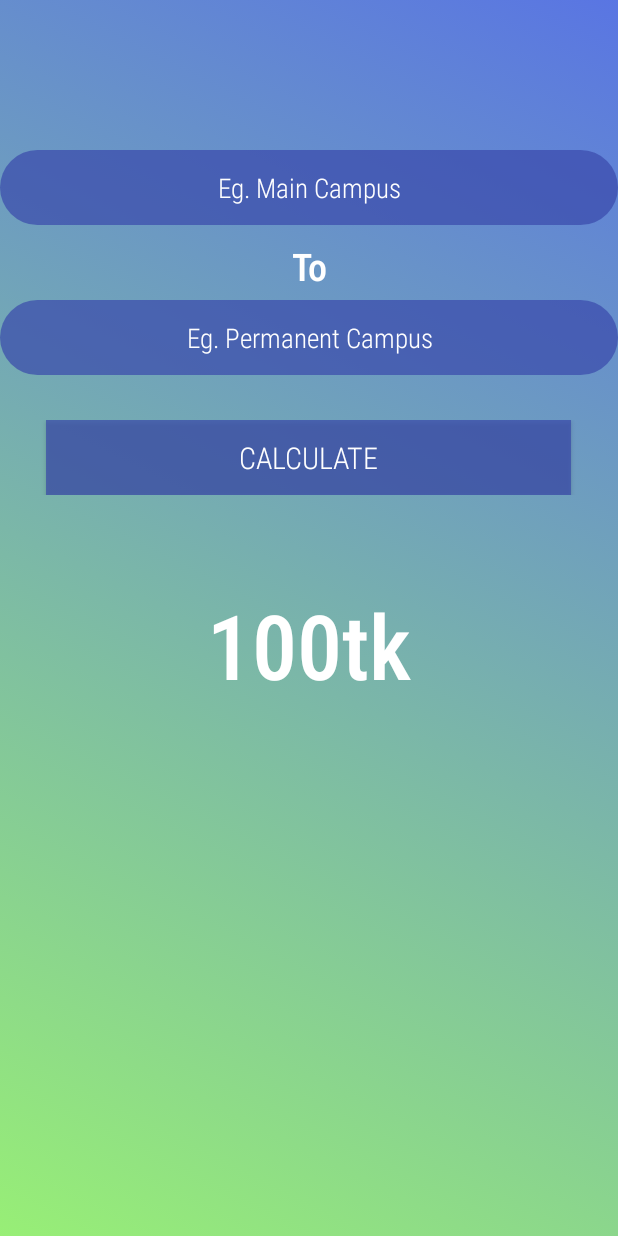
After one commit to labibgb/ProjectDIU, an Android app: the fare_calculator screen opened directly, with no data from a screen before it, on a phone screen of 412 x 824 dp. The commit adds this screen. Run offline under Robolectric (Android 15) with nearby library versions, the phone set to English and light mode, and no system bars; Roboto replaces fonts that are not available here.

```diff
--- a/app/src/main/AndroidManifest.xml
+++ b/app/src/main/AndroidManifest.xml
@@ -1,7 +1,6 @@
 <?xml version="1.0" encoding="utf-8"?>
 <manifest xmlns:android="http://schemas.android.com/apk/res/android"
     package="com.example.diushuttle">
-
     <!--
          The ACCESS_COARSE/FINE_LOCATION permissions are not required to use
          Google Maps Android API v2, but you must specify either coarse or fine
@@ -31,7 +30,7 @@
         android:roundIcon="@drawable/logo"
         android:supportsRtl="true"
         android:theme="@style/AppTheme">
-
+        <activity android:name=".fare_calculator"></activity>
         <!--
              The API key for Google Maps-based APIs is defined as a string resource.
              (See the file "res/values/google_maps_api.xml").
@@ -46,7 +45,7 @@
 
         <activity
             android:name=".MapsActivity"
-            android:label="@string/title_activity_maps"></activity>
+            android:label="@string/title_activity_maps" />
         <activity android:name=".user_reg_complete" />
         <activity android:name=".user_registration" />
         <activity android:name=".user_profile" />
--- /dev/null
+++ b/app/src/main/java/com/example/diushuttle/fare_calculator.java
@@ -0,0 +1,24 @@
+package com.example.diushuttle;
+
+import androidx.appcompat.app.AppCompatActivity;
+
+import android.os.Bundle;
+import android.view.View;
+import android.widget.EditText;
+import android.widget.Toast;
+
+public class fare_calculator extends AppCompatActivity {
+
+    EditText from , to;
+
+    public void getFare(View view )
+    {
+
+    }
+    @Override
+    protected void onCreate(Bundle savedInstanceState) {
+        super.onCreate(savedInstanceState);
+        setContentView(R.layout.activity_fare_calculator);
+
+    }
+}
--- /dev/null
+++ b/app/src/main/res/layout/activity_fare_calculator.xml
@@ -0,0 +1,79 @@
+<?xml version="1.0" encoding="utf-8"?>
+<RelativeLayout xmlns:android="http://schemas.android.com/apk/res/android"
+    xmlns:app="http://schemas.android.com/apk/res-auto"
+    xmlns:tools="http://schemas.android.com/tools"
+    android:layout_width="match_parent"
+    android:layout_height="match_parent"
+    android:background="@drawable/gardient_color"
+    tools:context=".fare_calculator">
+    <EditText
+        android:layout_marginTop="100dp"
+        android:layout_width="match_parent"
+        android:id="@+id/fare_from"
+        android:layout_height="50dp"
+        android:hint="Eg. Main Campus"
+        android:gravity="center"
+        android:textColorHint="@color/colorText"
+        android:textColor="@color/colorText"
+        android:background="@drawable/edit_round"
+         />
+    <TextView
+        android:layout_marginTop="10dp"
+        android:id="@+id/fare"
+        android:layout_below="@id/fare_from"
+        android:layout_width="match_parent"
+        android:layout_height="30dp"
+        android:gravity="center"
+        android:textColorHint="@color/colorText"
+        android:text="To"
+        android:textColor="@color/colorText"
+        android:textSize="25dp"
+        android:textStyle="bold"
+        />
+    <EditText
+        android:layout_marginTop="10dp"
+        android:layout_width="match_parent"
+        android:id="@+id/fare_to"
+        android:layout_below="@+id/fare"
+        android:layout_height="50dp"
+        android:hint="Eg. Permanent Campus"
+        android:gravity="center"
+        android:textColorHint="@color/colorText"
+        android:textColor="@color/colorText"
+        android:background="@drawable/edit_round"
+        />
+    <LinearLayout
+        android:layout_marginTop="30dp"
+        android:layout_below="@id/fare_to"
+        android:layout_width="match_parent"
+        android:layout_height="wrap_content"
+        android:id="@+id/fare_liner"
+        android:gravity="center">
+        <Button
+            android:layout_below="@id/fare_to"
+            android:id="@+id/fare_submit"
+            android:layout_width="350dp"
+            android:layout_height="50dp"
+            android:text="Calculate"
+            android:gravity="center"
+            android:onClick="getFare"
+            android:background="@color/tpbackground"
+            android:textColor="@color/colorText"
+            android:textSize="20dp"
+            />
+    </LinearLayout>
+    <TextView
+        android:layout_marginTop="50dp"
+        android:id="@+id/fare_result"
+        android:layout_below="@id/fare_liner"
+        android:layout_width="match_parent"
+        android:layout_height="100dp"
+        android:gravity="center"
+        android:textColorHint="@color/colorText"
+        android:text="100tk"
+        android:textColor="@color/colorText"
+        android:textSize="60dp"
+        android:textStyle="bold"
+        />
+
+</RelativeLayout>
--- a/app/src/main/res/layout/activity_user_profile.xml
+++ b/app/src/main/res/layout/activity_user_profile.xml
@@ -71,10 +71,10 @@
         android:layout_marginTop="4dp"
         android:layout_width="match_parent"
         android:layout_height="30dp"
-        android:background="@color/color1"
         android:layout_below="@+id/user_header"
         android:text="USER INFORMATION"
         android:gravity="center"
+        android:textStyle="bold"
         android:textColor="@color/colorText"
         android:textSize="22dp"
         />
--- a/app/src/main/res/layout/drawer_toolbar.xml
+++ b/app/src/main/res/layout/drawer_toolbar.xml
@@ -8,7 +8,6 @@
         android:layout_width="match_parent"
         android:layout_height="60dp"
         android:minHeight="?attr/actionBarSize"
-        android:background="@color/colorText"
-        android:theme="@style/ThemeOverlay.AppCompat.Light" />
+        android:theme="@style/Theme.AppCompat.Light.NoActionBar" />
 
 </LinearLayout>
--- a/app/src/main/res/layout/header.xml
+++ b/app/src/main/res/layout/header.xml
@@ -7,6 +7,7 @@
     android:orientation="horizontal"
     android:background="@color/colorHeadder">
     <RelativeLayout
+        android:layout_marginTop="20dp"
         android:layout_width="wrap_content"
         android:layout_height="wrap_content"
         android:orientation="horizontal">
--- a/app/src/main/res/values/strings.xml
+++ b/app/src/main/res/values/strings.xml
@@ -3,4 +3,7 @@
     <string name="DrawOpen">DrawerOpen</string>
     <string name="DrawClose">DrawerClose</string>
     <string name="title_activity_maps">Map</string>
+
+    <!-- TODO: Remove or change this placeholder text -->
+    <string name="hello_blank_fragment">Hello blank fragment</string>
 </resources>
```
Also changed, not shown: app/build.gradle (+6 -1 lines), app/src/main/java/com/example/diushuttle/MapsActivity.java (+71 -6 lines), app/src/main/java/com/example/diushuttle/home.java (+7 -46 lines), app/src/main/res/layout/home_content.xml (added, +11 -0 lines), 274 other files.
